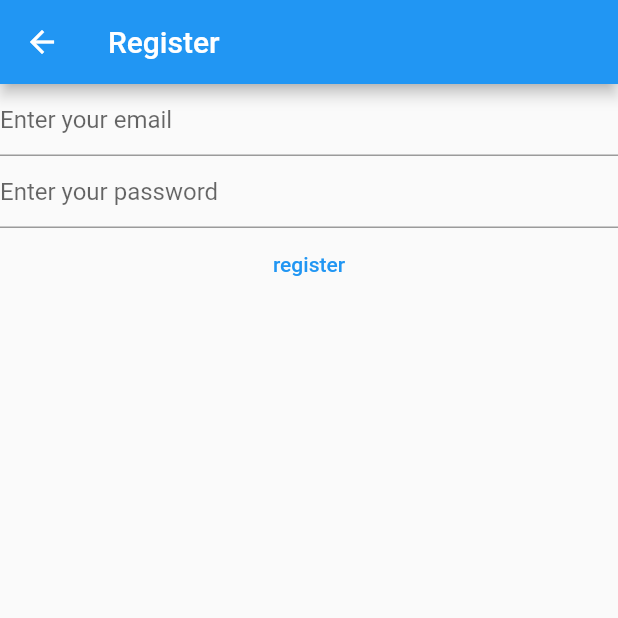
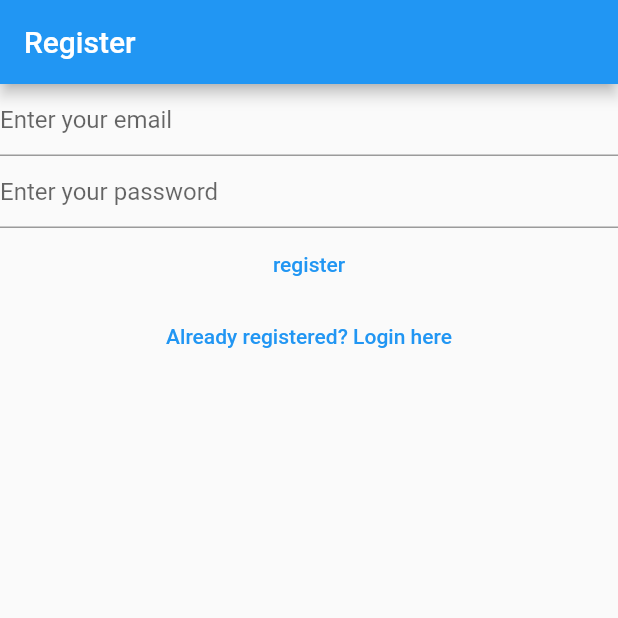
Before and after one commit to hoavuong02/my-note-flutter, a Flutter app: the RegisterView screen opened directly, on a phone screen of 412 x 824 dp, the top half of it. Run offline on Flutter 3.47's test engine with Material 2 defaults, Android fonts, the phone set to English and light mode, and no system bars; our stand-ins replace firebase_auth, firebase_core; accounts and stored records are empty.

Commit message:
link views with each other

```diff
--- a/lib/views/register_view.dart
+++ b/lib/views/register_view.dart
@@ -35,38 +35,29 @@ class _RegisterViewState extends State<RegisterView> {
       appBar: AppBar(
         title: const Text('Register'),
       ),
-        body: FutureBuilder(
-          future: Firebase.initializeApp(
-            options: DefaultFirebaseOptions.currentPlatform,
-          ),
-          builder: (context, snapshot) {
-            switch (snapshot.connectionState) {
-              case ConnectionState.done:
-                return Column(
+      body: Column(
         children: [
           TextField(
             controller: _email,
             enableSuggestions: false,
             autocorrect: false,
             keyboardType: TextInputType.emailAddress,
-                      decoration:
-                          const InputDecoration(hintText: 'Enter your email'),
+            decoration: const InputDecoration(hintText: 'Enter your email'),
           ),
           TextField(
             controller: _password,
             obscureText: true,
             enableSuggestions: false,
             autocorrect: false,
-                      decoration: const InputDecoration(
-                          hintText: 'Enter your password'),
+            decoration: const InputDecoration(hintText: 'Enter your password'),
           ),
           TextButton(
             onPressed: () async {
               final email = _email.text;
               final password = _password.text;
               try {
-                          final UserCredential = await FirebaseAuth.instance
-                              .createUserWithEmailAndPassword(
+                final UserCredential =
+                    await FirebaseAuth.instance.createUserWithEmailAndPassword(
                   email: email,
                   password: password,
                 );
@@ -83,12 +74,15 @@ class _RegisterViewState extends State<RegisterView> {
             },
             child: const Text('register'),
           ),
+          TextButton(
+            onPressed: () {
+              Navigator.of(context)
+                  .pushNamedAndRemoveUntil('/login/', (route) => false);
+            },
+            child: Text('Already registered? Login here'),
+          )
         ],
+      ),
     );
-              default:
-                return const Text('Loading...');
-            }
-          },
-        ));
   }
 }
```
Also changed, not shown: lib/main.dart (+17 -11 lines), lib/views/login_view.dart (+13 -19 lines), lib/views/verify_email_view.dart (added, +31 -0 lines). Lines whose indentation alone changed are shown as unchanged.
